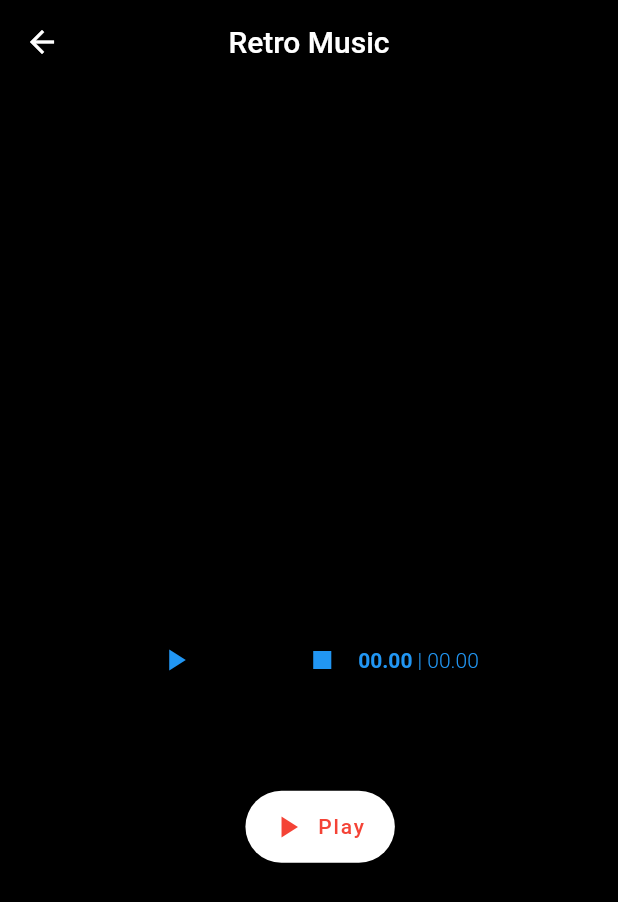
After one commit to husen-hn/SilentMoon, a Flutter app: the Audio screen opened directly, on a phone screen of 412 x 824 dp. The commit adds this screen. Shown: the top 902 px of the screen. Run offline on Flutter 3.47's test engine with Material 2 defaults, Android fonts, the phone set to English and light mode, and no system bars; our stand-ins replace audioplayers, lottie, share, shared_preferences; accounts and stored records are empty; project files that could hold a hidden picture were left out.

Commit message:
Music Player

```diff
--- a/lib/route_generator.dart
+++ b/lib/route_generator.dart
@@ -1,4 +1,5 @@
 import 'package:SilentMoon/main.dart';
+import 'package:SilentMoon/screen/audio.dart';
 import 'package:SilentMoon/screen/main_screen.dart';
 import 'package:SilentMoon/screen/nav_bar_screens/profile/about_us.dart';
 import 'package:SilentMoon/screen/onBoarding/onboarding_page_view.dart';
@@ -30,7 +31,9 @@
         return MaterialPageRoute(builder: (_) => OnBoardingPageView());
       case '/sound_player':
         return MaterialPageRoute(
-            builder: (_) => Player(
+            builder: (_) =>
+                // Audio()
+                Player(
                   soundPlayArgs: arguament,
                 ));
 
--- /dev/null
+++ b/lib/screen/audio.dart
@@ -0,0 +1,161 @@
+import 'package:audioplayers/audioplayers.dart';
+import 'package:flutter/cupertino.dart';
+import 'package:flutter/material.dart';
+
+class Audio extends StatefulWidget {
+  @override
+  _AudioState createState() => _AudioState();
+}
+
+class _AudioState extends State<Audio> {
+  AudioPlayer _audioplayer = AudioPlayer();
+  bool isplaying = false;
+  String _currenttime = "00.00";
+  String _completetime = "00.00";
+  @override
+  Widget build(BuildContext context) {
+    _audioplayer.onAudioPositionChanged.listen((Duration duration) {
+      setState(() {
+        _currenttime = duration.toString().split(".")[0];
+      });
+    });
+    _audioplayer.onDurationChanged.listen((Duration duration) {
+      setState(() {
+        _completetime = duration.toString().split(".")[0];
+      });
+    });
+
+    return Scaffold(
+      backgroundColor: Colors.black,
+      appBar: AppBar(
+        /*actions: <Widget>[
+          Padding(
+              padding: EdgeInsets.only(right: 20.0),
+              child: GestureDetector(
+                onTap: () {},
+                child: Icon(
+                  Icons.mic,
+                  size: 26.0,
+                ),
+              )),
+          Padding(
+              padding: EdgeInsets.only(right: 20.0),
+              child: GestureDetector(
+                onTap: () {},
+                child: Icon(
+                  Icons.search,
+                  size: 26.0,
+                ),
+              )),
+          Padding(
+              padding: EdgeInsets.only(right: 10.0),
+              child: GestureDetector(
+                onTap: () {},
+                child: Icon(
+                  Icons.settings,
+                  size: 26.0,
+                ),
+              )),
+        ],*/
+        backgroundColor: Colors.black,
+        title: Text('Retro Music'),
+        centerTitle: true,
+      ),
+      body: Stack(
+        children: <Widget>[
+          //had to change loop count of gif from "https://ezgif.com/loop-count"
+          Center(
+            child: Container(
+              constraints: BoxConstraints(
+                maxHeight: 150.0,
+                minHeight: 70,
+                maxWidth: double.infinity,
+              ),
+              decoration: BoxDecoration(
+                color: Colors.black,
+                borderRadius: BorderRadius.circular(50),
+              ),
+              margin: EdgeInsets.symmetric(),
+              child: Row(
+                mainAxisAlignment: MainAxisAlignment.center,
+                mainAxisSize: MainAxisSize.max,
+                children: <Widget>[
+                  IconButton(
+                      color: Colors.blue,
+                      icon: Icon(isplaying ? Icons.pause : Icons.play_arrow),
+                      onPressed: () {
+                        if (isplaying) {
+                          _audioplayer.pause();
+                          setState(() {
+                            isplaying = false;
+                          });
+                        } else {
+                          _audioplayer.resume();
+                          setState(() {
+                            isplaying = true;
+                          });
+                        }
+                      }),
+                  SizedBox(
+                    width: 50,
+                  ),
+                  IconButton(
+                      color: Colors.blue,
+                      icon: Icon(Icons.stop),
+                      onPressed: () {
+                        _audioplayer.stop();
+                        setState(() {
+                          isplaying = false;
+                        });
+                      }),
+                  Text(
+                    _currenttime,
+                    style: TextStyle(
+                        fontWeight: FontWeight.w700, color: Colors.blue),
+                  ),
+                  Text(
+                    " | ",
+                    style: TextStyle(
+                        fontWeight: FontWeight.w300, color: Colors.blue),
+                  ),
+                  Text(
+                    _completetime,
+                    style: TextStyle(
+                        fontWeight: FontWeight.w300, color: Colors.blue),
+                  )
+                ],
+              ),
+            ),
+          ),
+        ],
+      ),
+      floatingActionButton: Container(
+        width: double.infinity,
+        child: Stack(
+          children: <Widget>[
+            Align(
+              alignment: Alignment(0.15, 0.4),
+              child: FloatingActionButton.extended(
+                backgroundColor: Colors.white,
+                onPressed: () async {
+                  int status = await _audioplayer.play(
+                      "https://www.bensound.com/bensound-music/bensound-creativeminds.mp3",
+                      stayAwake: true);
+                  if (status == 1) {
+                    setState(() {
+                      isplaying = true;
+                    });
+                  }
+                },
+                icon: Icon(Icons.play_arrow),
+                heroTag: "Local",
+                label: Text("Play"),
+                foregroundColor: Colors.red,
+              ),
+            ),
+          ],
+        ),
+      ),
+    );
+  }
+}
--- a/pubspec.yaml
+++ b/pubspec.yaml
@@ -35,6 +35,8 @@
 
   share: ^0.6.5+4
 
+  lottie: ^1.0.1
+
   provider: ^5.0.0
 
   http: ^0.13.1
@@ -45,7 +47,6 @@
 
   url_launcher: ^6.0.2
 
-  lottie: ^1.0.1
   flutter_staggered_grid_view: ^0.3.4
 
 dev_dependencies:
```
Also changed, not shown: lib/screen/player.dart (+82 -14 lines), pubspec.lock, 3 other files.
